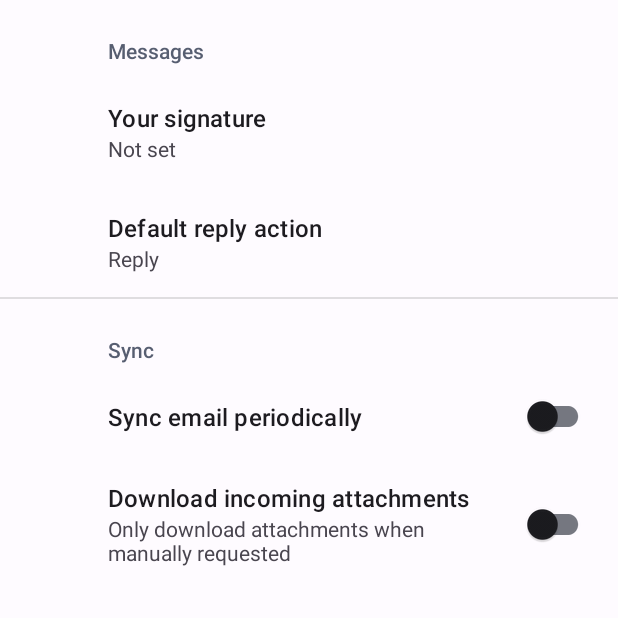
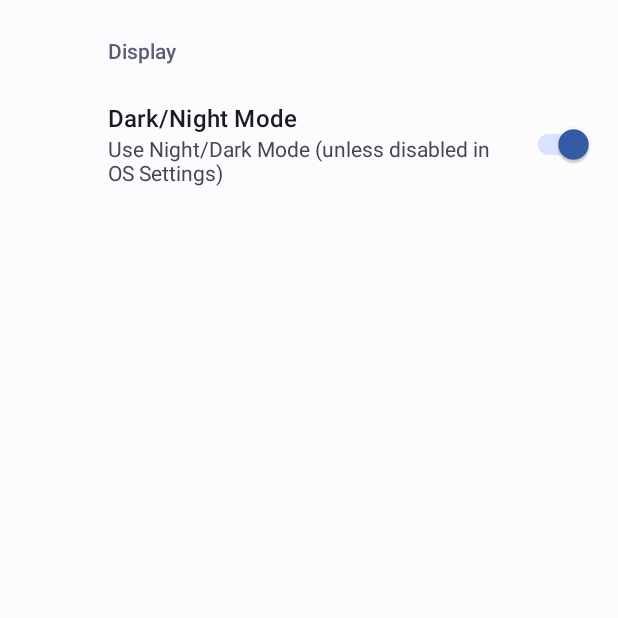
Before and after one commit to sdkkds2125/ShutApp, an Android app: the SettingsActivity screen opened directly, with no data from a screen before it, on a phone screen of 412 x 824 dp, the top half of it. Run offline under Robolectric (Android 15) with nearby library versions, the phone set to English and light mode, and no system bars; our stand-ins replace androidx.preference.

Commit message:
SettingsActivity with night mode, sorta

```diff
--- a/app/src/main/java/com/example/dummy_name/SettingsActivity.java
+++ b/app/src/main/java/com/example/dummy_name/SettingsActivity.java
@@ -2,9 +2,12 @@ package com.example.dummy_name;
 
 import android.os.Bundle;
 
+import androidx.annotation.NonNull;
 import androidx.appcompat.app.ActionBar;
 import androidx.appcompat.app.AppCompatActivity;
+import androidx.preference.Preference;
 import androidx.preference.PreferenceFragmentCompat;
+
 
 public class SettingsActivity extends AppCompatActivity {
 
@@ -12,15 +15,23 @@ public class SettingsActivity extends AppCompatActivity {
     protected void onCreate(Bundle savedInstanceState) {
         super.onCreate(savedInstanceState);
         setContentView(R.layout.settings_activity);
+        attachFragment(savedInstanceState);
+        setupActionBar();
+    }
+
+    private void setupActionBar() {
+        ActionBar actionBar = getSupportActionBar();
+        if (actionBar != null) {
+            actionBar.setDisplayHomeAsUpEnabled(true);
+        }
+    }
+
+    private void attachFragment(Bundle savedInstanceState) {
         if (savedInstanceState == null) {
             getSupportFragmentManager()
                     .beginTransaction()
                     .replace(R.id.settings, new SettingsFragment())
                     .commit();
-        }
-        ActionBar actionBar = getSupportActionBar();
-        if (actionBar != null) {
-            actionBar.setDisplayHomeAsUpEnabled(true);
         }
     }
 
@@ -28,6 +39,18 @@ public class SettingsActivity extends AppCompatActivity {
         @Override
         public void onCreatePreferences(Bundle savedInstanceState, String rootKey) {
             setPreferencesFromResource(R.xml.root_preferences, rootKey);
+            setNightModePreferenceListener();
+        }
+
+        private void setNightModePreferenceListener() {
+            Preference nightModePreference = findPreference(getString(R.string.night_mode_key));
+            if (nightModePreference != null) {
+                nightModePreference.setOnPreferenceChangeListener((preference, newValue) -> {
+                    Boolean newBooleanValue = (Boolean) newValue;
+                    Utils.setNightModeOnOrOff(newBooleanValue);
+                    return true;
+                });
+            }
         }
     }
 }
--- a/app/src/main/res/values/strings.xml
+++ b/app/src/main/res/values/strings.xml
@@ -13,12 +13,17 @@
     <string name="title_activity_settings">SettingsActivity</string>
 
     <!-- Preference Titles -->
-    <string name="messages_header">Messages</string>
-    <string name="sync_header">Sync</string>
+    <string name="display_header">Display</string>
 
     <!-- Messages Preferences -->
     <string name="signature_title">Your signature</string>
     <string name="reply_title">Default reply action</string>
+
+    <!-- Night Mode Preferences -->
+    <string name="night_mode_key">Night Mode</string>
+    <string name="night_mode_title">Dark/Night Mode</string>
+    <string name="night_mode_off">Never use Night/Dark Mode</string>
+    <string name="night_mode_on">Use Night/Dark Mode (unless disabled in OS Settings)</string>
 
     <!-- Sync Preferences -->
     <string name="sync_title">Sync email periodically</string>
--- a/app/src/main/res/xml/root_preferences.xml
+++ b/app/src/main/res/xml/root_preferences.xml
@@ -1,35 +1,15 @@
 <PreferenceScreen xmlns:app="http://schemas.android.com/apk/res-auto">
 
-    <PreferenceCategory app:title="@string/messages_header">
-
-        <EditTextPreference
-            app:key="signature"
-            app:title="@string/signature_title"
-            app:useSimpleSummaryProvider="true" />
-
-        <ListPreference
-            app:defaultValue="reply"
-            app:entries="@array/reply_entries"
-            app:entryValues="@array/reply_values"
-            app:key="reply"
-            app:title="@string/reply_title"
-            app:useSimpleSummaryProvider="true" />
+    <PreferenceCategory app:title="@string/display_header">
+        <SwitchPreferenceCompat
+            app:defaultValue="true"
+            app:key="@string/night_mode_key"
+            app:summaryOff="@string/night_mode_off"
+            app:summaryOn="@string/night_mode_on"
+            app:title="@string/night_mode_title" />
 
     </PreferenceCategory>
 
-    <PreferenceCategory app:title="@string/sync_header">
 
-        <SwitchPreferenceCompat
-            app:key="sync"
-            app:title="@string/sync_title" />
-
-        <SwitchPreferenceCompat
-            app:dependency="sync"
-            app:key="attachment"
-            app:summaryOff="@string/attachment_summary_off"
-            app:summaryOn="@string/attachment_summary_on"
-            app:title="@string/attachment_title" />
-
-    </PreferenceCategory>
 
 </PreferenceScreen>
--- a/build.gradle
+++ b/build.gradle
@@ -1,5 +1,5 @@
 // Top-level build file where you can add configuration options common to all sub-projects/modules.
 plugins {
-    id 'com.android.application' version '8.0.2' apply false
-    id 'com.android.library' version '8.0.2' apply false
+    id 'com.android.application' version '8.1.0' apply false
+    id 'com.android.library' version '8.1.0' apply false
 }
```
Also changed, not shown: app/src/main/java/com/example/dummy_name/MainActivity.java (+41 -1 lines), app/src/main/java/com/example/dummy_name/Utils.java (added, +71 -0 lines).
